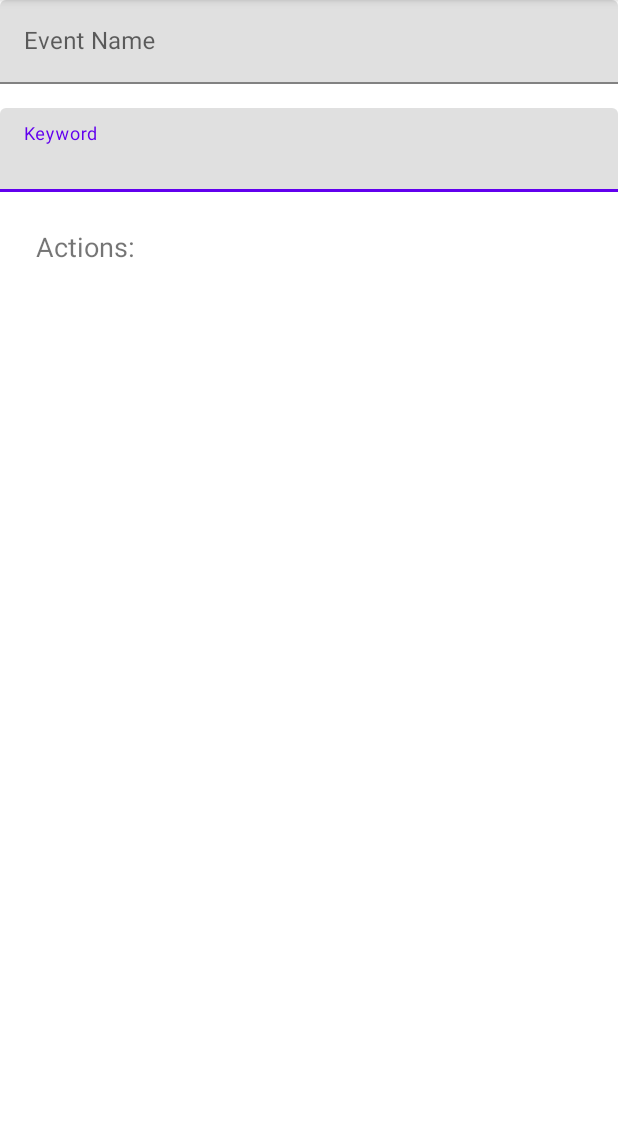
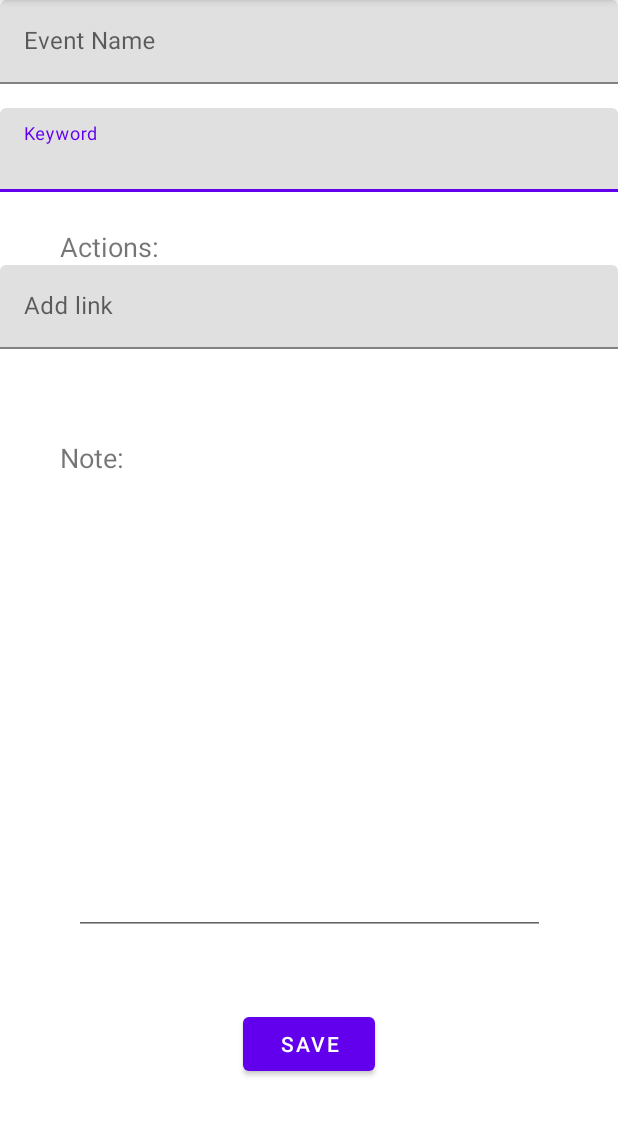
Before and after one commit to CS340-21/VoiceRecognitionExt, an Android app: the addEvent screen opened directly, with no data from a screen before it, on a phone screen of 412 x 824 dp, the part 84-1220 px from its top. Run offline under Robolectric (Android 15) with nearby library versions, the phone set to English and light mode, and no system bars.

Commit message:
add notes section and button

```diff
--- a/app/src/main/res/layout/activity_add_event.xml
+++ b/app/src/main/res/layout/activity_add_event.xml
@@ -10,10 +10,12 @@
         android:id="@+id/textView3"
         android:layout_width="wrap_content"
         android:layout_height="wrap_content"
-        android:layout_marginStart="24dp"
+        android:layout_marginStart="40dp"
         android:layout_marginTop="24dp"
+        android:layout_marginBottom="16dp"
         android:text="Actions:"
         android:textSize="18sp"
+        app:layout_constraintBottom_toTopOf="@+id/textInputLayout"
         app:layout_constraintStart_toStartOf="parent"
         app:layout_constraintTop_toBottomOf="@+id/textInputLayout3" />
 
@@ -47,5 +49,52 @@
             android:hint="Event Name" />
     </com.google.android.material.textfield.TextInputLayout>
 
+    <com.google.android.material.textfield.TextInputLayout
+        android:id="@+id/textInputLayout"
+        android:layout_width="match_parent"
+        android:layout_height="wrap_content"
+        app:layout_constraintEnd_toEndOf="parent"
+        app:layout_constraintStart_toStartOf="parent"
+        app:layout_constraintTop_toBottomOf="@+id/textView3">
+
+        <com.google.android.material.textfield.TextInputEditText
+            android:layout_width="match_parent"
+            android:layout_height="wrap_content"
+            android:hint="Add link" />
+    </com.google.android.material.textfield.TextInputLayout>
+
+    <EditText
+        android:id="@+id/editTextTextMultiLine"
+        android:layout_width="314dp"
+        android:layout_height="246dp"
+        android:ems="10"
+        android:gravity="start|top"
+        android:inputType="textMultiLine"
+        app:layout_constraintBottom_toBottomOf="parent"
+        app:layout_constraintEnd_toEndOf="parent"
+        app:layout_constraintStart_toStartOf="parent"
+        app:layout_constraintTop_toBottomOf="@+id/textInputLayout" />
+
+    <TextView
+        android:id="@+id/textView"
+        android:layout_width="wrap_content"
+        android:layout_height="wrap_content"
+        android:layout_marginStart="40dp"
+        android:text="Note:"
+        android:textSize="18sp"
+        app:layout_constraintBottom_toTopOf="@+id/editTextTextMultiLine"
+        app:layout_constraintStart_toStartOf="parent"
+        app:layout_constraintTop_toBottomOf="@+id/textInputLayout" />
+
+    <Button
+        android:id="@+id/saveButton"
+        android:layout_width="wrap_content"
+        android:layout_height="wrap_content"
+        android:text="Save"
+        app:layout_constraintBottom_toBottomOf="parent"
+        app:layout_constraintEnd_toEndOf="parent"
+        app:layout_constraintStart_toStartOf="parent"
+        app:layout_constraintTop_toBottomOf="@+id/editTextTextMultiLine" />
+
 
 </androidx.constraintlayout.widget.ConstraintLayout>
```
